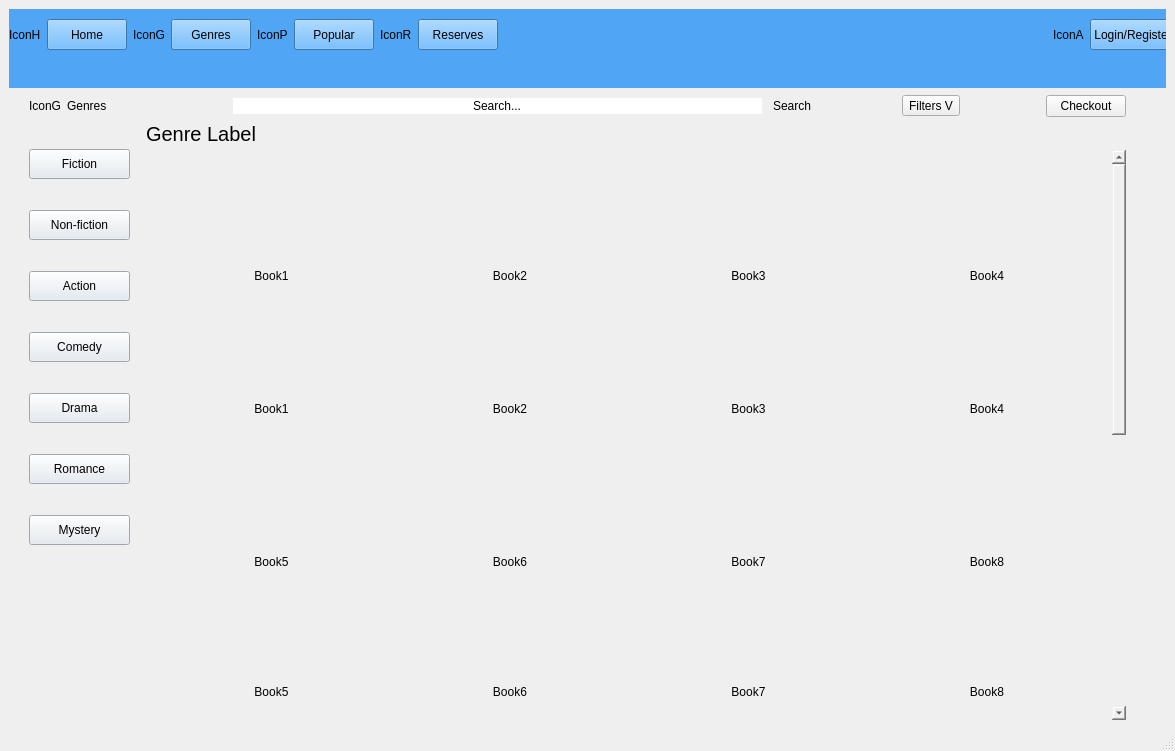
Before: the Qt Designer form IsraelEthanTaehgCS106point2/catalogue.ui in israelBlackyb/IETMCS106.2, drawn with Qt 5.
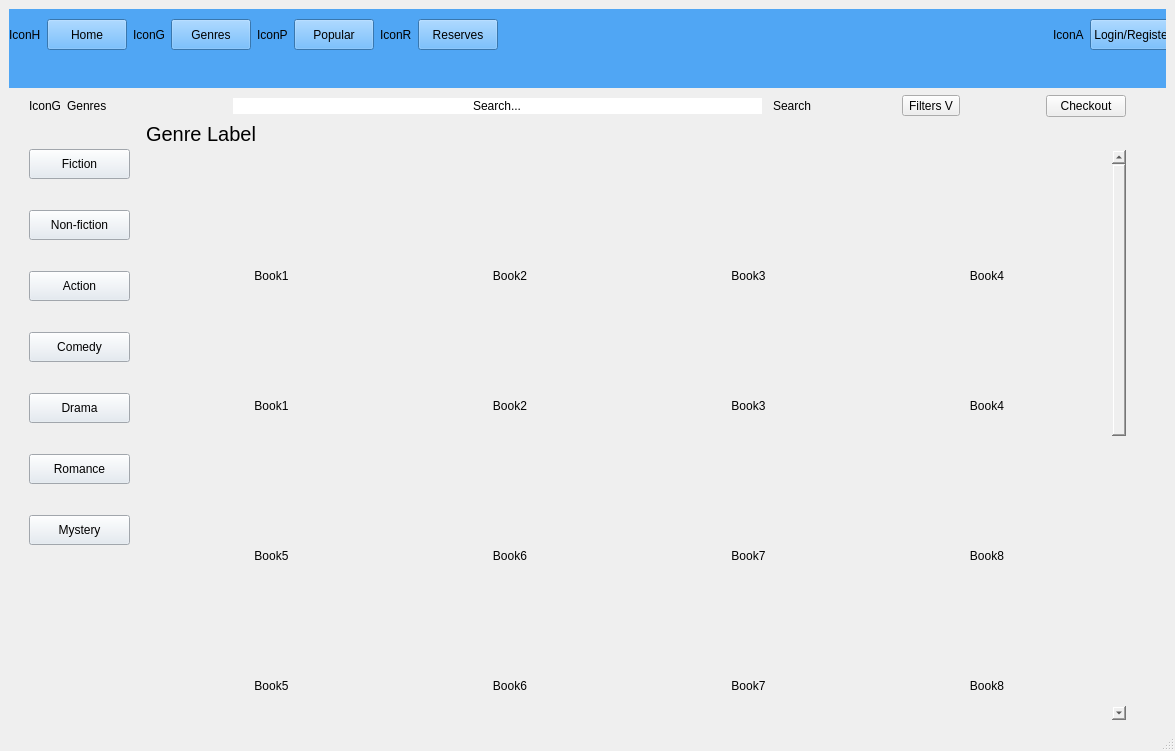
After: the same form once the commit is applied.

Diff of the .ui file:
```diff
--- a/IsraelEthanTaehgCS106point2/catalogue.ui
+++ b/IsraelEthanTaehgCS106point2/catalogue.ui
@@ -669,7 +669,7 @@
             <rect>
              <x>0</x>
              <y>0</y>
-             <width>964</width>
+             <width>963</width>
              <height>1166</height>
             </rect>
            </property>
@@ -1142,8 +1142,8 @@
                 </property>
                </widget>
               </item>
-              <item row="10" column="1">
-               <spacer name="verticalSpacer_12">
+              <item row="4" column="1">
+               <spacer name="verticalSpacer_7">
                 <property name="orientation">
                  <enum>Qt::Vertical</enum>
                 </property>
@@ -1303,8 +1303,8 @@
                 </property>
                </spacer>
               </item>
-              <item row="3" column="1">
-               <spacer name="verticalSpacer_7">
+              <item row="5" column="3">
+               <spacer name="horizontalSpacer_14">
                 <property name="orientation">
                  <enum>Qt::Vertical</enum>
                 </property>
@@ -1438,17 +1438,17 @@
                 </property>
                </widget>
               </item>
-              <item row="4" column="1">
-               <spacer name="verticalSpacer_7">
+              <item row="13" column="8">
+               <spacer name="verticalSpacer_22">
                 <property name="orientation">
                  <enum>Qt::Vertical</enum>
                 </property>
                 <property name="sizeType">
-                 <enum>QSizePolicy::Minimum</enum>
+                 <enum>QSizePolicy::Maximum</enum>
                 </property>
                 <property name="sizeHint" stdset="0">
                  <size>
-                  <width>20</width>
+                  <width>17</width>
                   <height>20</height>
                  </size>
                 </property>
```
Left out of the diff: 1074 changed lines with no effect on the pictures.
